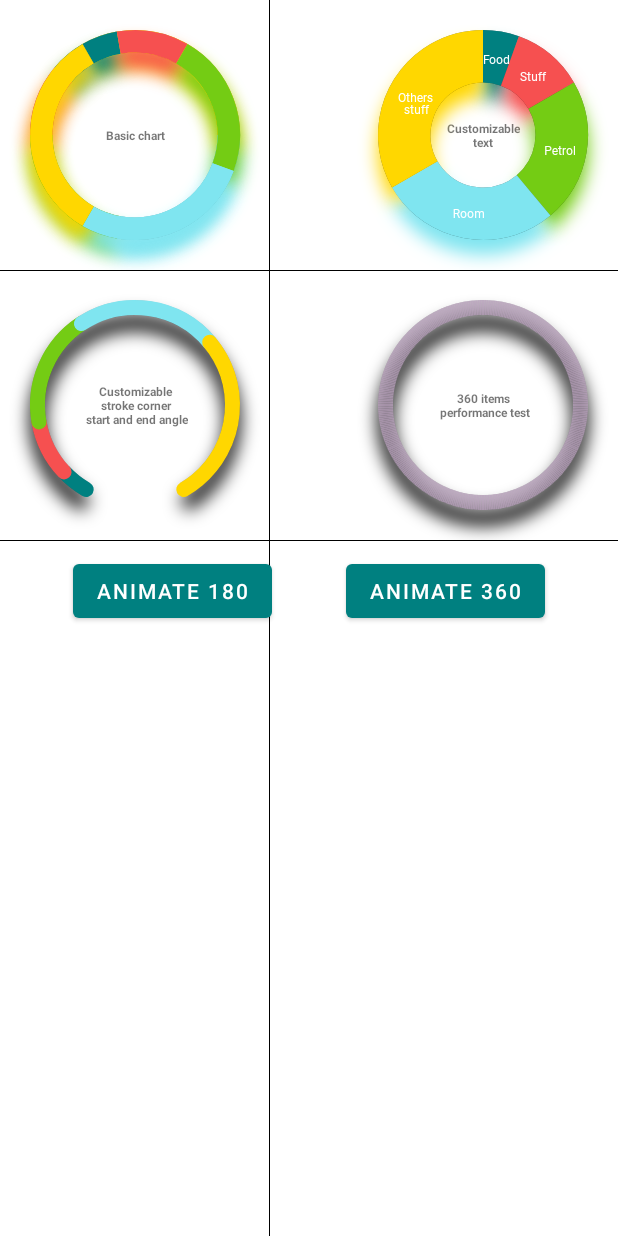
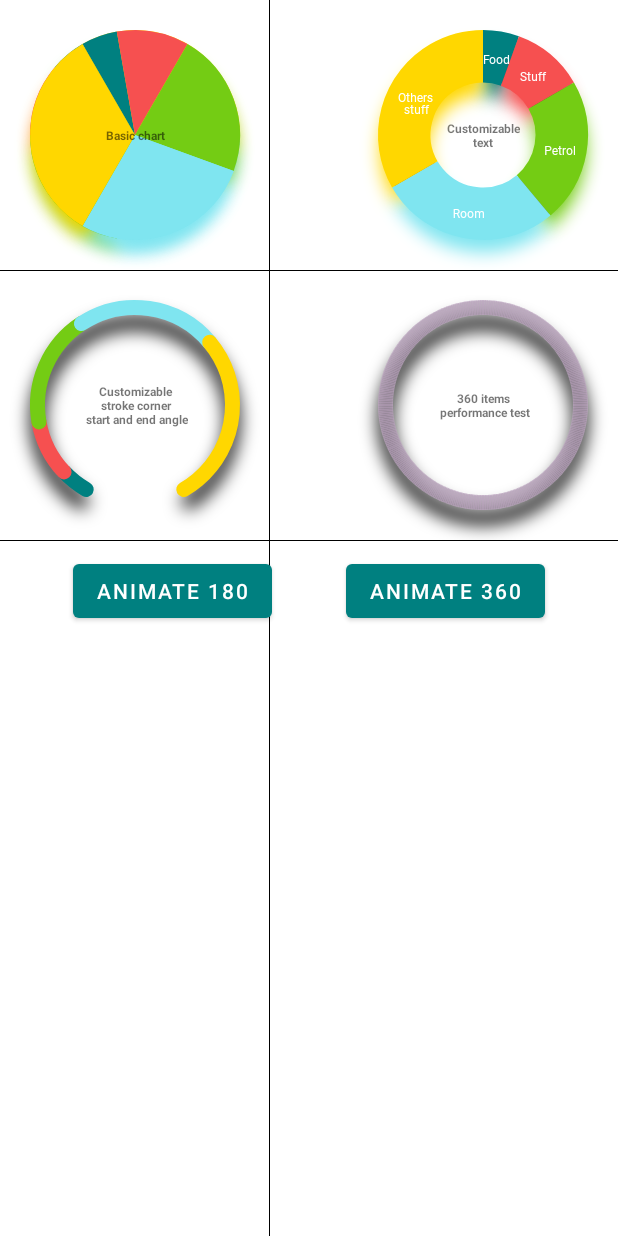
Before and after one commit to thanh-ha-van/PieChartView, an Android app: the screen it shows after launch (MainActivity), on a phone screen of 412 x 824 dp. Run offline under Robolectric (Android 15) with nearby library versions, the phone set to English and light mode, and no system bars.

Commit message:
avoid overlap between shadow and pie

```diff
--- a/PieChart/src/main/java/com/thanh/ha/piechart/PaintManager.kt
+++ b/PieChart/src/main/java/com/thanh/ha/piechart/PaintManager.kt
@@ -71,9 +71,10 @@ object PaintManager {
         val shadowPaint = Paint()
         shadowPaint.apply {
             isAntiAlias = true
+            isDither = true
             alpha = ((shadowAlpha * 256) % 256).roundToInt()
             style = Paint.Style.STROKE
-            strokeWidth = width
+            strokeWidth = width * 0.9f
         }
         return shadowPaint
     }
--- a/app/src/main/res/layout/activity_main.xml
+++ b/app/src/main/res/layout/activity_main.xml
@@ -30,7 +30,7 @@
             app:itemTextSize="12sp"
             app:layout_constraintStart_toStartOf="parent"
             app:layout_constraintTop_toTopOf="parent"
-            app:pieStrokeWidth="15dp"
+            app:pieStrokeWidth="70dp"
             app:shadowAlpha="0.2"
             app:shadowDy="10dp"
             app:shadowRadius="10dp"
```
